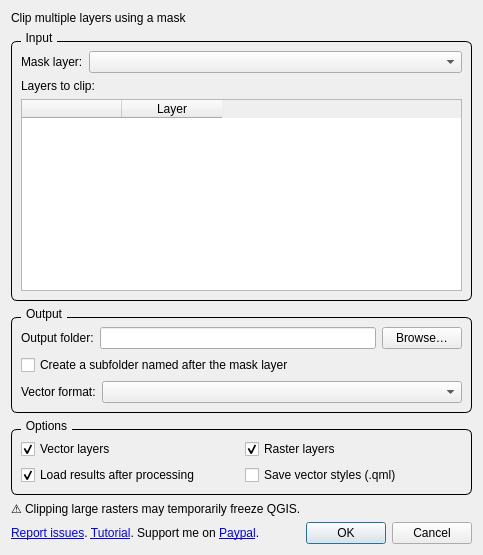
Before: the Qt Designer form src/ui/clip_multiple_layers_dialog_base.ui in Taknok/Qgisplugin-ClipMultipleLayers, drawn with Qt 5.
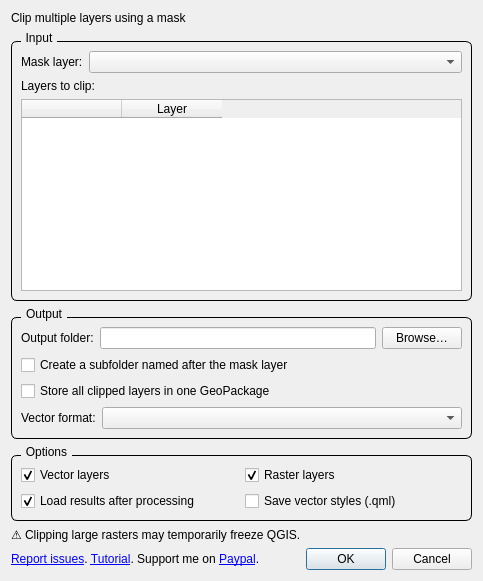
After: the same form once the commit is applied.

The edit to the form file:
```diff
--- a/src/ui/clip_multiple_layers_dialog_base.ui
+++ b/src/ui/clip_multiple_layers_dialog_base.ui
@@ -120,6 +120,13 @@
         </property>
        </widget>
       </item>
+      <item>
+       <widget class="QCheckBox" name="checkBoxSingleGeoPackage">
+        <property name="text">
+         <string>Store all clipped layers in one GeoPackage</string>
+        </property>
+       </widget>
+      </item>
       <item>
        <layout class="QHBoxLayout">
         <item>
```
